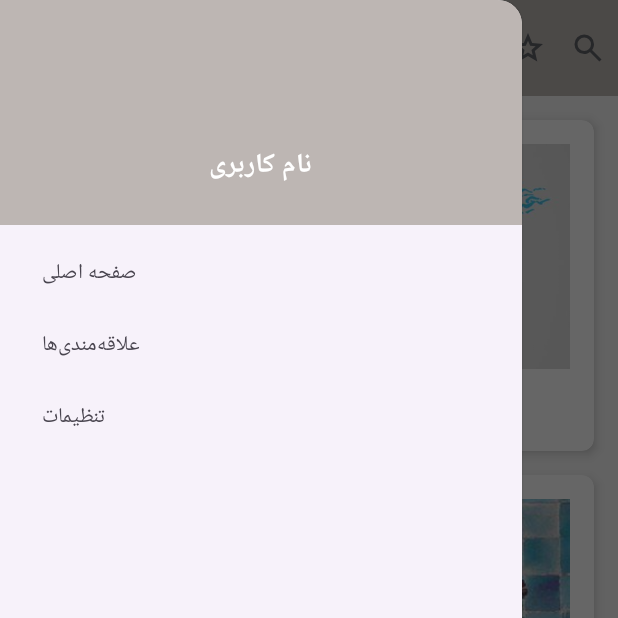
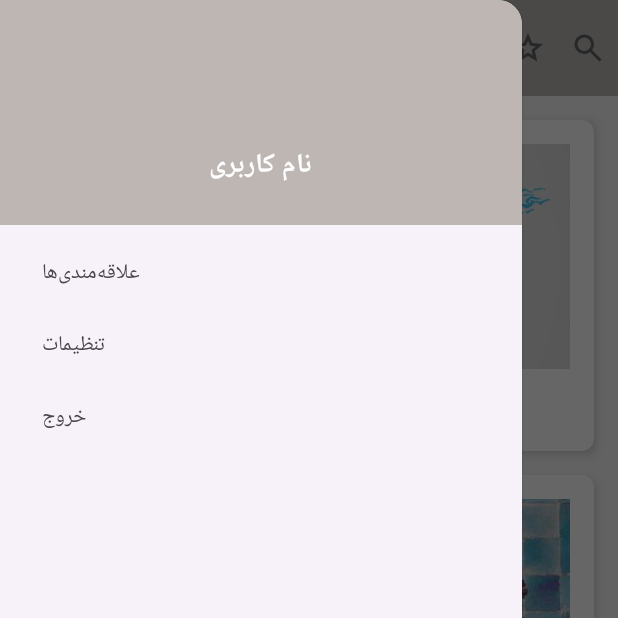
Before and after one commit to farhadjam-dev/Persian.Literature, an Android app: the screen it shows after launch (MainActivity), with the side drawer open, on a phone screen of 412 x 824 dp, the top half of it. Run offline under Robolectric (Android 15) with nearby library versions, the light colour scheme and no system bars.

```diff
--- a/app/src/main/java/com/jamlab/adab/MainActivity.java
+++ b/app/src/main/java/com/jamlab/adab/MainActivity.java
@@ -37,7 +37,7 @@
     @Override
     protected void onCreate(Bundle savedInstanceState) {
         super.onCreate(savedInstanceState);
-        setContentView(R.layout.activity_drawer);
+        setContentView(R.layout.activity_main);
 
         // اتصال Toolbar به layout
         Toolbar toolbar = findViewById(R.id.toolbar);
--- a/app/src/main/res/layout/activity_drawer.xml
+++ /dev/null
@@ -1,21 +0,0 @@
-<androidx.drawerlayout.widget.DrawerLayout xmlns:android="http://schemas.android.com/apk/res/android"
-    xmlns:app="http://schemas.android.com/apk/res-auto"
-    android:id="@+id/drawer_layout"
-    android:layout_width="match_parent"
-    android:layout_height="match_parent">
-
-    <!-- محتوای اصلی -->
-    <include
-        layout="@layout/activity_main"
-        android:layout_width="match_parent"
-        android:layout_height="match_parent" />
-
-    <!-- منوی کشویی -->
-    <com.google.android.material.navigation.NavigationView
-        android:id="@+id/nav_view"
-        android:layout_width="wrap_content"
-        android:layout_height="match_parent"
-        android:layout_gravity="start"
-        app:headerLayout="@layout/nav_header"
-        app:menu="@menu/menu_drawer" />
-</androidx.drawerlayout.widget.DrawerLayout>
--- a/app/src/main/res/menu/menu_drawer.xml
+++ /dev/null
@@ -1,11 +0,0 @@
-<menu xmlns:android="http://schemas.android.com/apk/res/android">
-    <item
-        android:id="@+id/nav_home"
-        android:title="صفحه اصلی" />
-    <item
-        android:id="@+id/nav_favorites"
-        android:title="علاقه‌مندی‌ها" />
-    <item
-        android:id="@+id/nav_settings"
-        android:title="تنظیمات" />
-</menu>
--- a/app/src/main/res/menu/menu_main.xml
+++ /dev/null
@@ -1,13 +0,0 @@
-<menu xmlns:android="http://schemas.android.com/apk/res/android"
-    xmlns:app="http://schemas.android.com/apk/res-auto">
-    <item
-        android:id="@+id/action_settings"
-        android:title="تنظیمات"
-        android:icon="@drawable/ic_settings"
-        app:showAsAction="never" />
-    <item
-        android:id="@+id/action_favorites"
-        android:title="علاقه‌مندی‌ها"
-        android:icon="@drawable/ic_favorite"
-        app:showAsAction="never" />
-</menu>
--- a/app/src/main/res/menu/navigation_menu.xml
+++ b/app/src/main/res/menu/navigation_menu.xml
@@ -1,7 +1,5 @@
 <menu xmlns:android="http://schemas.android.com/apk/res/android">
-    <item
-        android:id="@+id/nav_home"
-        android:title="خانه" />
+
     <item
         android:id="@+id/nav_favorites"
         android:title="علاقه‌مندی‌ها" />
```
